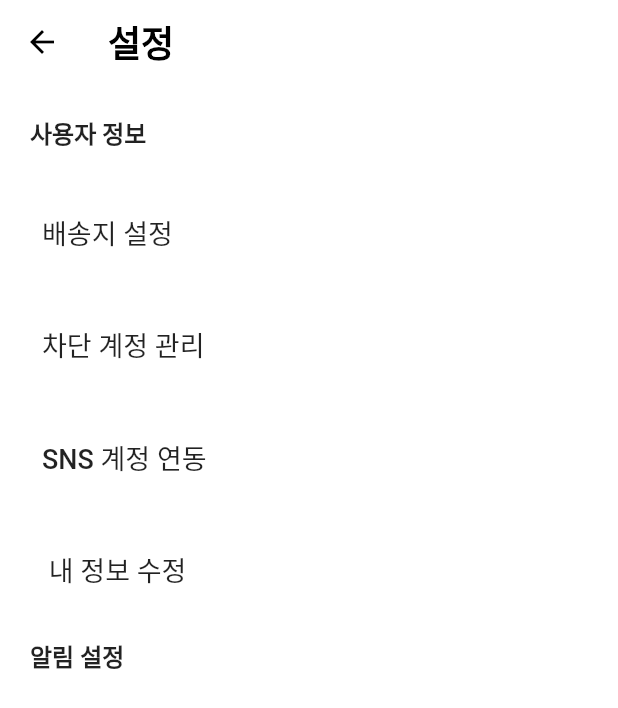
After one commit to AsanHO/rayshop, a Flutter app: the ProfileScreen screen opened directly, after a tap on the "settings" icon, on a phone screen of 412 x 824 dp. The commit adds this screen. Shown: the top 708 px of the screen. Run offline on Flutter 3.47's test engine with Material 2 defaults, Android fonts, the phone set to English and light mode, and no system bars; our stand-ins replace firebase_auth, firebase_core, flutter_secure_storage, font_awesome_flutter; accounts and stored records are empty.

Commit message:
04/05 setting screen 1/3

```diff
--- a/lib/chats/chats_screen.dart
+++ b/lib/chats/chats_screen.dart
@@ -25,7 +25,7 @@ class _ChatScreenState extends State<ChatScreen> {
           ),
           IconButton(
             onPressed: () {},
-            icon: const Icon(Icons.notifications_none_sharp),
+            icon: const Icon(Icons.notifications),
             iconSize: 40,
           ),
         ],
@@ -36,13 +36,13 @@ class _ChatScreenState extends State<ChatScreen> {
           ),
         ),
       ),
-      body: Padding(
-        padding: const EdgeInsets.symmetric(vertical: 25, horizontal: 25),
+      body: const Padding(
+        padding: EdgeInsets.symmetric(vertical: 25, horizontal: 25),
         child: Column(
           children: [
             Row(
               mainAxisAlignment: MainAxisAlignment.spaceBetween,
-              children: const [
+              children: [
                 ChatCategory(text: '전체'),
                 ChatCategory(text: '진행중'),
                 ChatCategory(text: '진행 예정'),
--- a/lib/profile/profile_screen.dart
+++ b/lib/profile/profile_screen.dart
@@ -2,6 +2,7 @@ import 'package:flutter/material.dart';
 import 'package:rayshop/auth/auth_fire.dart';
 import 'package:flutter_secure_storage/flutter_secure_storage.dart';
 import 'package:rayshop/auth/main_auth.dart';
+import 'package:rayshop/profile/settings_screen.dart';
 
 class ProfileScreen extends StatefulWidget {
   const ProfileScreen({super.key});
@@ -31,8 +32,26 @@ class _ProfileScreenState extends State<ProfileScreen> {
   @override
   Widget build(BuildContext context) {
     return Scaffold(
-      body: Center(
-        child: GestureDetector(onTap: _onLogout, child: const Text("로그아웃")),
+      appBar: AppBar(
+        title: Title(
+          color: Colors.black,
+          child: const Text(
+            "내 계정",
+            style: TextStyle(fontSize: 22, fontWeight: FontWeight.w600),
+          ),
+        ),
+        actions: [
+          IconButton(
+              onPressed: () {
+                Navigator.push(
+                  context,
+                  MaterialPageRoute(
+                    builder: (context) => const SettingsScreen(),
+                  ),
+                );
+              },
+              icon: const Icon(Icons.settings))
+        ],
       ),
     );
   }
--- /dev/null
+++ b/lib/profile/settings_screen.dart
@@ -0,0 +1,64 @@
+import 'package:flutter/material.dart';
+import 'package:rayshop/profile/widgets/settings_button.dart';
+
+class SettingsScreen extends StatefulWidget {
+  const SettingsScreen({super.key});
+
+  @override
+  State<SettingsScreen> createState() => _SettingsScreenState();
+}
+
+class _SettingsScreenState extends State<SettingsScreen> {
+  @override
+  Widget build(BuildContext context) {
+    return Scaffold(
+      appBar: AppBar(
+        title: Title(
+          color: Colors.black,
+          child: const Text(
+            "설정",
+            style: TextStyle(
+              fontSize: 24,
+              fontWeight: FontWeight.w600,
+            ),
+          ),
+        ),
+      ),
+      body: const Padding(
+        padding: EdgeInsets.symmetric(vertical: 20, horizontal: 20),
+        child: Column(
+          crossAxisAlignment: CrossAxisAlignment.start,
+          children: [
+            Text(
+              "사용자 정보",
+              style: TextStyle(fontSize: 16, fontWeight: FontWeight.w600),
+            ),
+            SizedBox(
+              height: 25,
+            ),
+            SettingsButton(text: '배송지 설정'),
+            SizedBox(
+              height: 15,
+            ),
+            SettingsButton(text: '차단 계정 관리'),
+            SizedBox(
+              height: 15,
+            ),
+            SettingsButton(text: 'SNS 계정 연동'),
+            SizedBox(
+              height: 15,
+            ),
+            SettingsButton(text: ' 내 정보 수정'),
+            SizedBox(
+              height: 15,
+            ),
+            Text(
+              '알림 설정',
+              style: TextStyle(fontSize: 16, fontWeight: FontWeight.w600),
+            )
+          ],
+        ),
+      ),
+    );
+  }
+}
--- /dev/null
+++ b/lib/profile/widgets/settings_button.dart
@@ -0,0 +1,33 @@
+import 'package:flutter/material.dart';
+
+class SettingsButton extends StatelessWidget {
+  final String text;
+  const SettingsButton({
+    super.key,
+    required this.text,
+  });
+
+  @override
+  Widget build(BuildContext context) {
+    return InkWell(
+      onTap: () {},
+      child: Container(
+        height: 60,
+        decoration: const BoxDecoration(),
+        child: Row(
+          mainAxisAlignment: MainAxisAlignment.spaceBetween,
+          children: [
+            Padding(
+              padding: const EdgeInsets.all(8),
+              child: Text(
+                text,
+                style:
+                    const TextStyle(fontSize: 18, fontWeight: FontWeight.w500),
+              ),
+            ),
+          ],
+        ),
+      ),
+    );
+  }
+}
```
Also changed, not shown: pubspec.lock.
